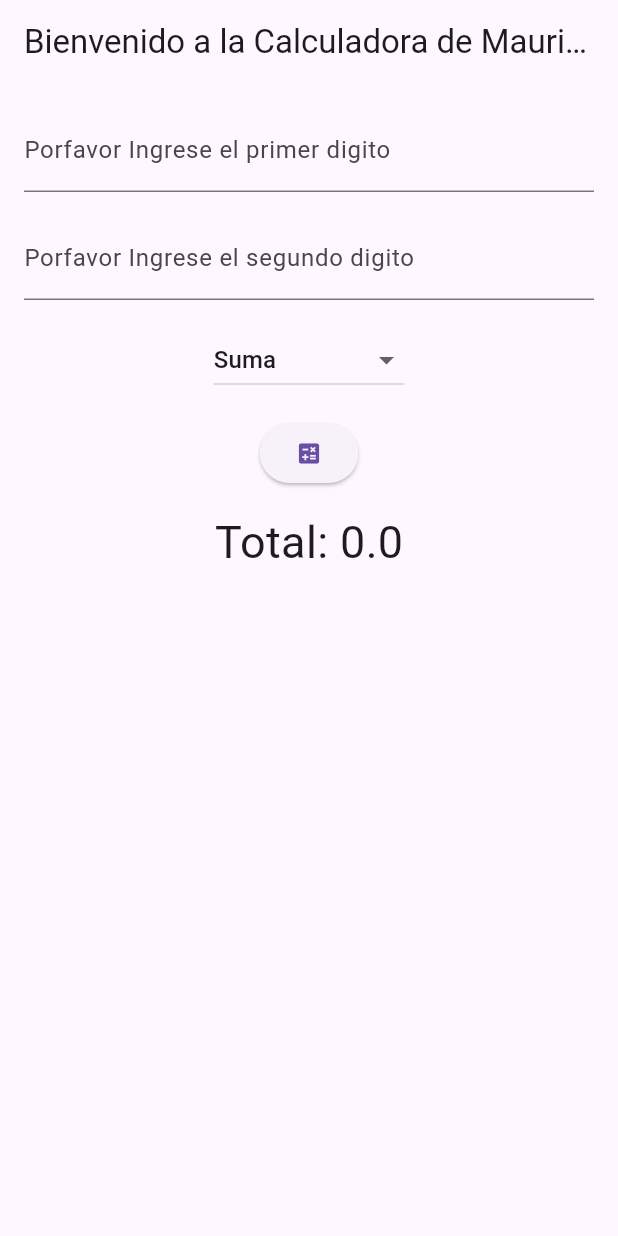
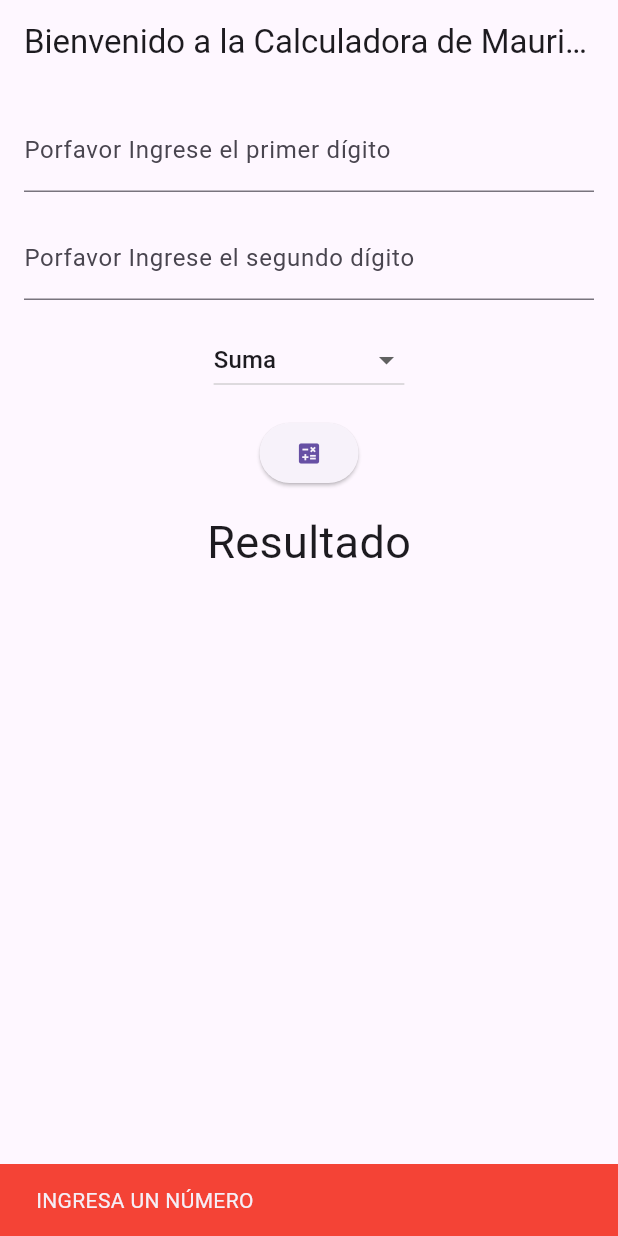
Before and after one commit to Pxchecx/tarea2, a Flutter app: the screen it shows after launch, after a tap on the "calculate" icon, on a phone screen of 412 x 824 dp. Run offline on Flutter 3.47's test engine with Material 3 defaults, Android fonts, the phone set to English and light mode, and no system bars.

Commit message:
2 commit aviso al ingresar numeros vacios

```diff
--- a/lib/main.dart
+++ b/lib/main.dart
@@ -18,6 +18,17 @@ class _OperacionesAritmeticasState extends State<OperacionesAritmeticas> {
   double? _resultado;
 
   void _calcularResultado() {
+    // Verificar si ambos campos están vacíos
+    if (_primerValorController.text.isEmpty || _segundoValorController.text.isEmpty) {
+      ScaffoldMessenger.of(context).showSnackBar(
+        SnackBar(
+          content: Text('INGRESA UN NÚMERO'),
+          backgroundColor: Colors.red,
+        ),
+      );
+      return;
+    }
+
     final double primerValor = double.tryParse(_primerValorController.text) ?? 0;
     final double segundoValor = double.tryParse(_segundoValorController.text) ?? 0;
     switch (_operacionSeleccionada) {
@@ -51,7 +62,7 @@ class _OperacionesAritmeticasState extends State<OperacionesAritmeticas> {
               controller: _primerValorController,
               keyboardType: TextInputType.number,
               decoration: InputDecoration(
-                labelText: 'Porfavor Ingrese el primer digito',
+                labelText: 'Porfavor Ingrese el primer dígito',
                 hintText: 'Ingrese un número',
               ),
             ),
@@ -60,7 +71,7 @@ class _OperacionesAritmeticasState extends State<OperacionesAritmeticas> {
               controller: _segundoValorController,
               keyboardType: TextInputType.number,
               decoration: InputDecoration(
-                labelText: 'Porfavor Ingrese el segundo digito',
+                labelText: 'Porfavor Ingrese el segundo dígito',
                 hintText: 'Ingrese un número',
               ),
             ),
```
